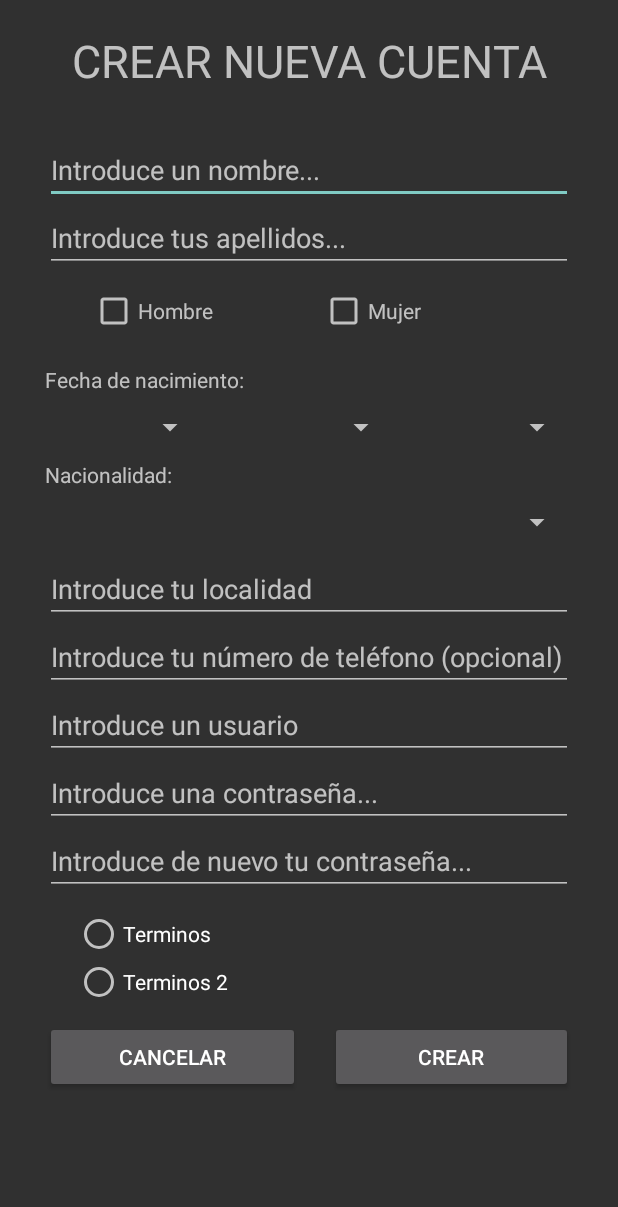
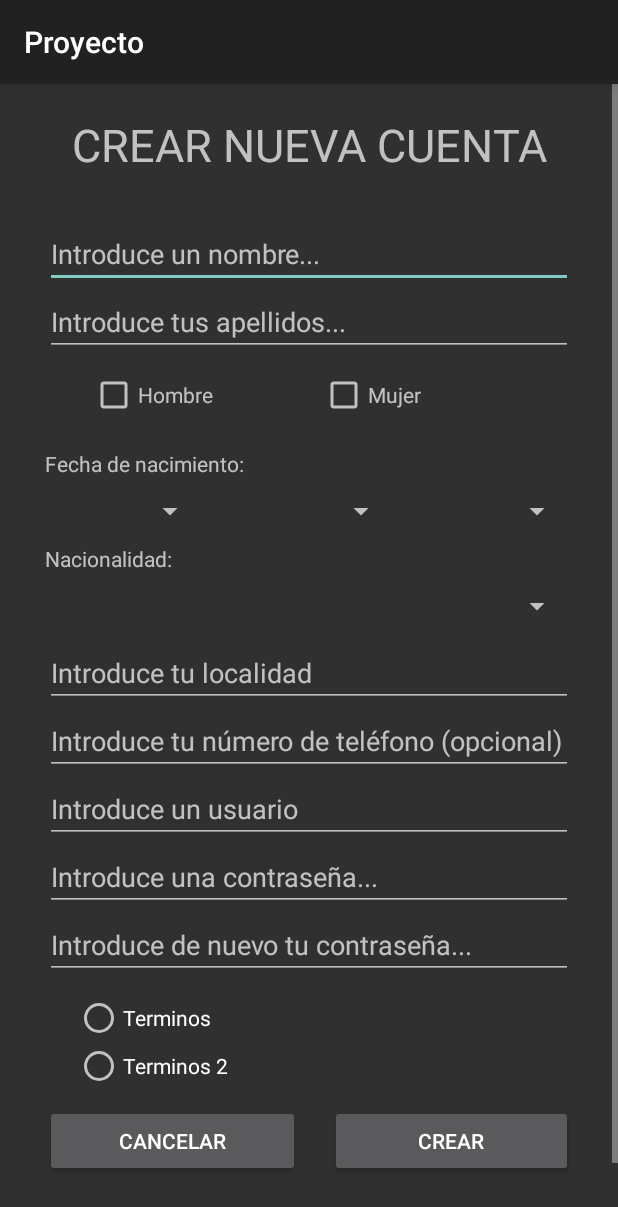
Before and after one commit to albertoghi14/Proyecto, an Android app: the ActivityUno screen opened directly, with no data from a screen before it, on a phone screen of 412 x 824 dp. Shown: the top 1207 px of the screen. Run offline under Robolectric (Android 15) with nearby library versions, the phone set to English and light mode, and no system bars.

Commit message:
Gran avance en bastantes aspectos
*Se han implementado todos los action bar en los activity que lo requerian. De la misma forma se han hehco más llamadas entre activitys para poder desplazarse entre ellas.
 Se han añadido numerosas activities debido al diseño de la app que así lo requería.
 Se ha intentado llevar a cabo la realización de una ListView wn una de las Activty pero no se ha logrado hacerlo correctamente.
 Faltan de realizar las implementaciones de diferentes listas, una vez añadidas, el trabajo restante será poco.*

```diff
--- a/app/src/main/res/layout/activity_tres.xml
+++ b/app/src/main/res/layout/activity_tres.xml
@@ -4,6 +4,4 @@
     xmlns:tools="http://schemas.android.com/tools"
     android:layout_width="match_parent"
     android:layout_height="match_parent"
-    tools:context=".ActivityTres">
-
-</androidx.constraintlayout.widget.ConstraintLayout>
+    tools:context=".ActivityTres"/>
--- a/app/src/main/res/layout/activity_uno.xml
+++ b/app/src/main/res/layout/activity_uno.xml
@@ -6,6 +6,10 @@
     android:layout_height="match_parent"
     tools:context=".ActivityUno">
 
+
+    <ScrollView
+        android:layout_width="match_parent"
+        android:layout_height="match_parent">
 
         <LinearLayout
             android:layout_width="match_parent"
@@ -42,21 +46,14 @@
                 android:hint="@string/editText_apellidos_registrar"
                 android:inputType="textPersonName" />
 
-    </LinearLayout>
-
             <LinearLayout
                 android:layout_width="match_parent"
                 android:layout_height="wrap_content"
-        android:orientation="vertical">
-
-        <LinearLayout
-            android:layout_width="match_parent"
-            android:layout_height="wrap_content"
-            android:orientation="horizontal"
+                android:layout_marginLeft="60dp"
                 android:layout_marginTop="10dp"
+                android:layout_marginRight="60dp"
                 android:layout_marginBottom="10dp"
-            android:layout_marginLeft="60dp"
-            android:layout_marginRight="60dp">
+                android:orientation="horizontal">
 
                 <CheckBox
                     android:id="@+id/checkBox"
@@ -84,8 +81,8 @@
                         android:id="@+id/textView2"
                         android:layout_width="match_parent"
                         android:layout_height="wrap_content"
+                        android:layout_marginLeft="30dp"
                         android:layout_marginTop="10dp"
-                    android:layout_marginLeft="30dp"
                         android:layout_marginRight="30dp"
                         android:text="@string/textView_fecha_nacimiento_registrar" />
 
@@ -107,16 +104,16 @@
                         android:layout_width="match_parent"
                         android:layout_height="wrap_content"
                         android:layout_marginLeft="10dp"
+                        android:layout_marginTop="10dp"
                         android:layout_marginRight="10dp"
-                    android:layout_marginTop="10dp"
                         android:layout_weight="1" />
 
                     <Spinner
                         android:id="@+id/spinner3"
                         android:layout_width="match_parent"
                         android:layout_height="wrap_content"
+                        android:layout_marginTop="10dp"
                         android:layout_marginRight="30dp"
-                    android:layout_marginTop="10dp"
                         android:layout_weight="1" />
 
                 </LinearLayout>
@@ -132,29 +129,29 @@
                     android:id="@+id/textView3"
                     android:layout_width="match_parent"
                     android:layout_height="wrap_content"
-                android:text="@string/textView_nacionalidad_registrar"
+                    android:layout_marginLeft="30dp"
                     android:layout_marginTop="10dp"
-                android:layout_marginLeft="30dp"
-                android:layout_marginRight="30dp"/>
+                    android:layout_marginRight="30dp"
+                    android:text="@string/textView_nacionalidad_registrar" />
 
                 <Spinner
                     android:id="@+id/spinner4"
                     android:layout_width="match_parent"
                     android:layout_height="wrap_content"
-                android:layout_marginRight="30dp"
                     android:layout_marginLeft="30dp"
-                android:layout_marginTop="10dp"/>
+                    android:layout_marginTop="10dp"
+                    android:layout_marginRight="30dp" />
 
                 <EditText
                     android:id="@+id/editTextTextPersonName3"
                     android:layout_width="match_parent"
                     android:layout_height="wrap_content"
+                    android:layout_marginLeft="30dp"
                     android:layout_marginTop="10dp"
-                android:layout_marginLeft="30dp"
                     android:layout_marginRight="30dp"
                     android:ems="10"
-                android:inputType="textPersonName"
-                android:hint="@string/editText_localidad_registrarse" />
+                    android:hint="@string/editText_localidad_registrarse"
+                    android:inputType="textPersonName" />
 
                 <EditText
                     android:id="@+id/editTextPhone"
@@ -163,8 +160,8 @@
                     android:layout_marginLeft="30dp"
                     android:layout_marginRight="30dp"
                     android:ems="10"
-                android:inputType="phone"
-                android:hint="@string/editText_telefono_registrarse"/>
+                    android:hint="@string/editText_telefono_registrarse"
+                    android:inputType="phone" />
 
                 <EditText
                     android:id="@+id/editTextTextPersonName4"
@@ -173,8 +170,8 @@
                     android:layout_marginLeft="30dp"
                     android:layout_marginRight="30dp"
                     android:ems="10"
-                android:inputType="textPersonName"
-                android:hint="@string/editText_usuario_registrar" />
+                    android:hint="@string/editText_usuario_registrar"
+                    android:inputType="textPersonName" />
 
                 <EditText
                     android:id="@+id/editTextTextPassword"
@@ -183,8 +180,8 @@
                     android:layout_marginLeft="30dp"
                     android:layout_marginRight="30dp"
                     android:ems="10"
-                android:inputType="textPassword"
-                android:hint="@string/editText_password_registrar"/>
+                    android:hint="@string/editText_password_registrar"
+                    android:inputType="textPassword" />
 
                 <EditText
                     android:id="@+id/editTextTextPassword2"
@@ -193,15 +190,15 @@
                     android:layout_marginLeft="30dp"
                     android:layout_marginRight="30dp"
                     android:ems="10"
-                android:inputType="textPassword"
-                android:hint="@string/editText_password_registrar_validacion"/>
+                    android:hint="@string/editText_password_registrar_validacion"
+                    android:inputType="textPassword" />
 
                 <RadioButton
                     android:id="@+id/radioButton"
                     android:layout_width="match_parent"
                     android:layout_height="wrap_content"
+                    android:layout_marginLeft="50dp"
                     android:layout_marginTop="10dp"
-                android:layout_marginLeft="50dp"
                     android:layout_marginRight="50dp"
                     android:text="@string/radioButton_termino_uno" />
 
@@ -245,5 +242,6 @@
             </LinearLayout>
 
         </LinearLayout>
+    </ScrollView>
 
 </LinearLayout>
```
Also changed, not shown: app/src/main/AndroidManifest.xml (+19 -7 lines), app/src/main/java/com/example/proyecto/ActivityCuatro.java (+28 -0 lines), app/src/main/java/com/example/proyecto/ActivityDos.java (deleted, +0 -25 lines), app/src/main/java/com/example/proyecto/ActivityTres.java (+30 -0 lines), app/src/main/res/values/strings.xml (+16 -0 lines). Lines whose indentation alone changed are shown as unchanged.
